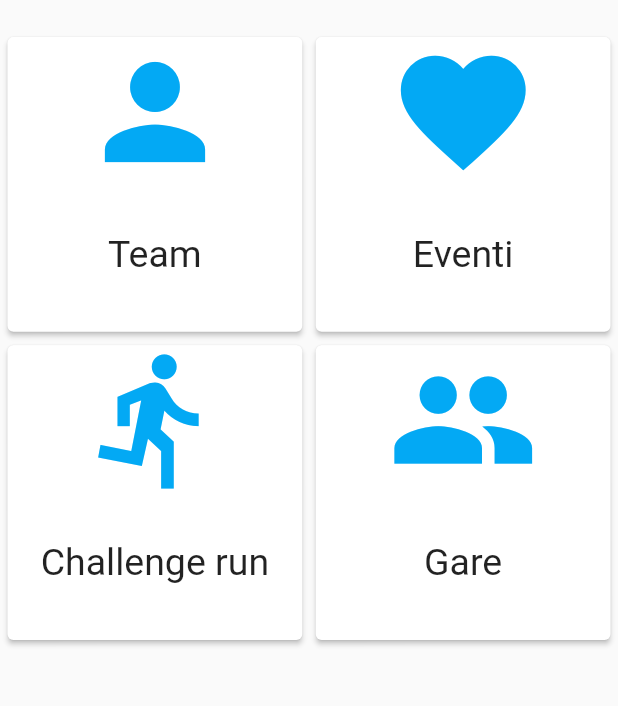
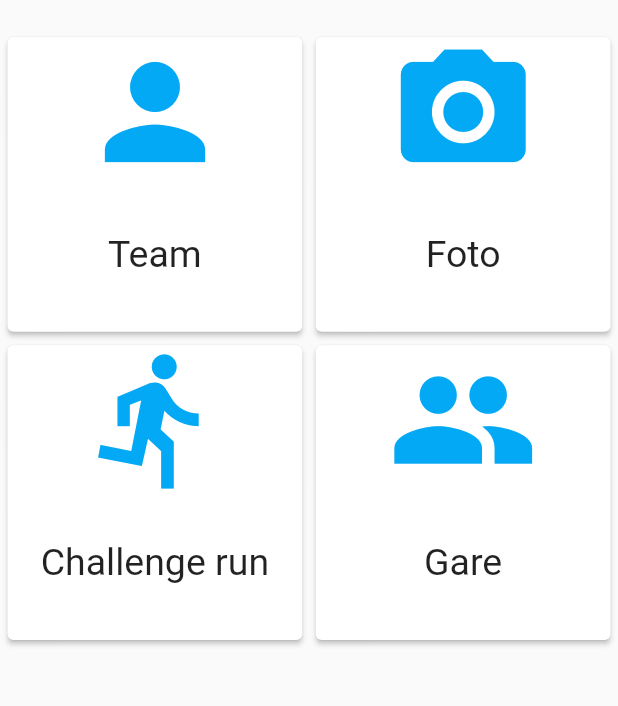
Before and after one commit to daldosso/runpa, a Flutter app: the screen it shows after launch, on a phone screen of 412 x 824 dp, the part 314-1020 px from its top. Run offline on Flutter 3.47's test engine with Material 2 defaults, Android fonts, the phone set to English and light mode, and no system bars; our stand-ins replace cached_network_image, google_sign_in, sqflite, webview_flutter; accounts and stored records are empty; network calls fail.

Commit message:
Changed Events button to Photo

```diff
--- a/lib/home.dart
+++ b/lib/home.dart
@@ -99,7 +99,7 @@ class MyGridView {
             Navigator.push(
                 context, MaterialPageRoute(builder: (context) => TeamPage()));
           }),
-          getStructuredGridCell("Eventi", Icons.favorite, () {
+          getStructuredGridCell("Foto", Icons.photo_camera, () {
             Navigator.push(
                 context, MaterialPageRoute(builder: (context) => EventsPage()));
           }),
```
